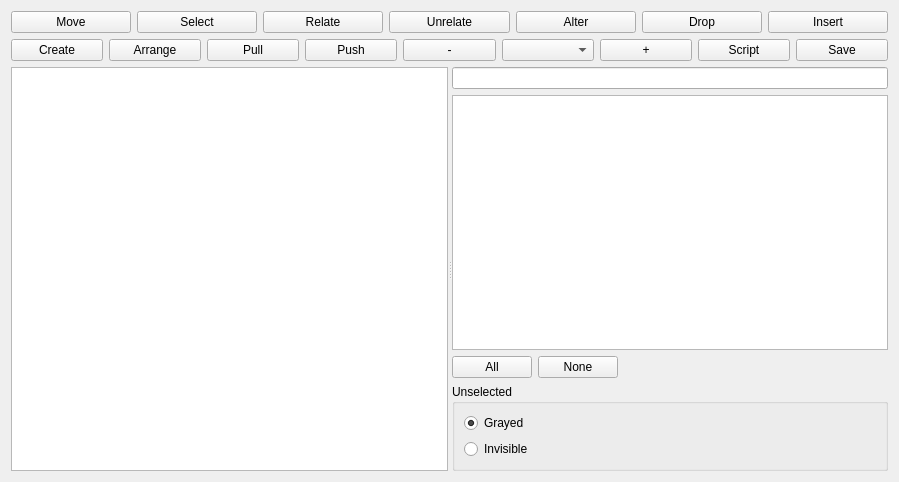
Old version of the form src/schema2/schema2view.ui in the repository mugiseyebrows/mugi-query.
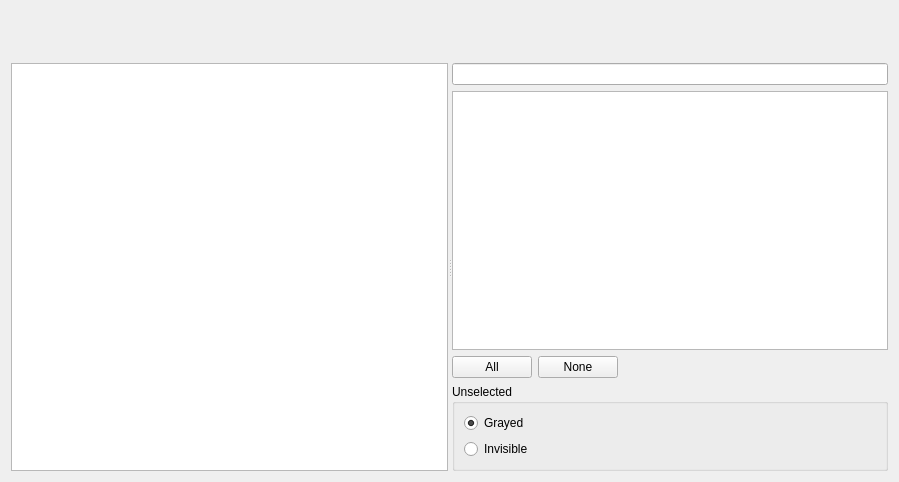
New version of the form. Custom widgets are drawn as their Qt base class.

Commit message: Schema2View toolbars and icons

```diff
--- a/src/schema2/schema2view.ui
+++ b/src/schema2/schema2view.ui
@@ -13,141 +13,50 @@
   <property name="windowTitle">
    <string>Form</string>
   </property>
-  <layout class="QVBoxLayout" name="verticalLayout_3">
+  <layout class="QVBoxLayout" name="verticalLayout_3" stretch="0,0,1">
    <item>
     <layout class="QHBoxLayout" name="horizontalLayout_3">
      <item>
-      <widget class="QPushButton" name="move">
-       <property name="text">
-        <string>Move</string>
-       </property>
-       <property name="checkable">
-        <bool>true</bool>
-       </property>
-      </widget>
+      <widget class="Schema2Toolbar" name="toolbar" native="true"/>
      </item>
      <item>
-      <widget class="QPushButton" name="select">
-       <property name="text">
-        <string>Select</string>
+      <spacer name="horizontalSpacer_3">
+       <property name="orientation">
+        <enum>Qt::Horizontal</enum>
        </property>
-       <property name="checkable">
-        <bool>true</bool>
+       <property name="sizeHint" stdset="0">
+        <size>
+         <width>40</width>
+         <height>20</height>
+        </size>
        </property>
-      </widget>
-     </item>
-     <item>
-      <widget class="QPushButton" name="relate">
-       <property name="text">
-        <string>Relate</string>
-       </property>
-       <property name="checkable">
-        <bool>true</bool>
-       </property>
-      </widget>
-     </item>
-     <item>
-      <widget class="QPushButton" name="unrelate">
-       <property name="text">
-        <string>Unrelate</string>
-       </property>
-       <property name="checkable">
-        <bool>true</bool>
-       </property>
-      </widget>
-     </item>
-     <item>
-      <widget class="QPushButton" name="alter">
-       <property name="text">
-        <string>Alter</string>
-       </property>
-       <property name="checkable">
-        <bool>true</bool>
-       </property>
-      </widget>
-     </item>
-     <item>
-      <widget class="QPushButton" name="drop">
-       <property name="text">
-        <string>Drop</string>
-       </property>
-       <property name="checkable">
-        <bool>true</bool>
-       </property>
-      </widget>
-     </item>
-     <item>
-      <widget class="QPushButton" name="insert">
-       <property name="text">
-        <string>Insert</string>
-       </property>
-       <property name="checkable">
-        <bool>true</bool>
-       </property>
-      </widget>
+      </spacer>
      </item>
     </layout>
    </item>
    <item>
     <layout class="QHBoxLayout" name="horizontalLayout">
      <item>
-      <widget class="QPushButton" name="create">
-       <property name="text">
-        <string>Create</string>
-       </property>
-      </widget>
+      <widget class="Schema2ActionToolbar" name="actions" native="true"/>
      </item>
      <item>
-      <widget class="QPushButton" name="arrange">
-       <property name="text">
-        <string>Arrange</string>
-       </property>
-      </widget>
+      <widget class="Schema2SyncToolbar" name="sync" native="true"/>
      </item>
      <item>
-      <widget class="QPushButton" name="pull">
-       <property name="text">
-        <string>Pull</string>
+      <spacer name="horizontalSpacer_2">
+       <property name="orientation">
+        <enum>Qt::Horizontal</enum>
        </property>
-      </widget>
-     </item>
-     <item>
-      <widget class="QPushButton" name="push">
-       <property name="text">
-        <string>Push</string>
+       <property name="sizeHint" stdset="0">
+        <size>
+         <width>40</width>
+         <height>20</height>
+        </size>
        </property>
-      </widget>
+      </spacer>
      </item>
      <item>
-      <widget class="QPushButton" name="zoomOut">
-       <property name="text">
-        <string>-</string>
-       </property>
-      </widget>
-     </item>
-     <item>
-      <widget class="QComboBox" name="scale"/>
-     </item>
-     <item>
-      <widget class="QPushButton" name="zoomIn">
-       <property name="text">
-        <string>+</string>
-       </property>
-      </widget>
-     </item>
-     <item>
-      <widget class="QPushButton" name="script">
-       <property name="text">
-        <string>Script</string>
-       </property>
-      </widget>
-     </item>
-     <item>
-      <widget class="QPushButton" name="saveAs">
-       <property name="text">
-        <string>Save</string>
-       </property>
-      </widget>
+      <widget class="Schema2ZoomToolbar" name="zoom" native="true"/>
      </item>
     </layout>
    </item>
@@ -228,6 +137,32 @@
    </item>
   </layout>
  </widget>
+ <customwidgets>
+  <customwidget>
+   <class>Schema2Toolbar</class>
+   <extends>QWidget</extends>
+   <header>src/schema2/schema2toolbar.h</header>
+   <container>1</container>
+  </customwidget>
+  <customwidget>
+   <class>Schema2ZoomToolbar</class>
+   <extends>QWidget</extends>
+   <header>src/schema2/schema2zoomtoolbar.h</header>
+   <container>1</container>
+  </customwidget>
+  <customwidget>
+   <class>Schema2ActionToolbar</class>
+   <extends>QWidget</extends>
+   <header>src/schema2/schema2actiontoolbar.h</header>
+   <container>1</container>
+  </customwidget>
+  <customwidget>
+   <class>Schema2SyncToolbar</class>
+   <extends>QWidget</extends>
+   <header>src/schema2/schema2synctoolbar.h</header>
+   <container>1</container>
+  </customwidget>
+ </customwidgets>
  <resources/>
  <connections/>
 </ui>
```
The commit also changes 34 other files.
